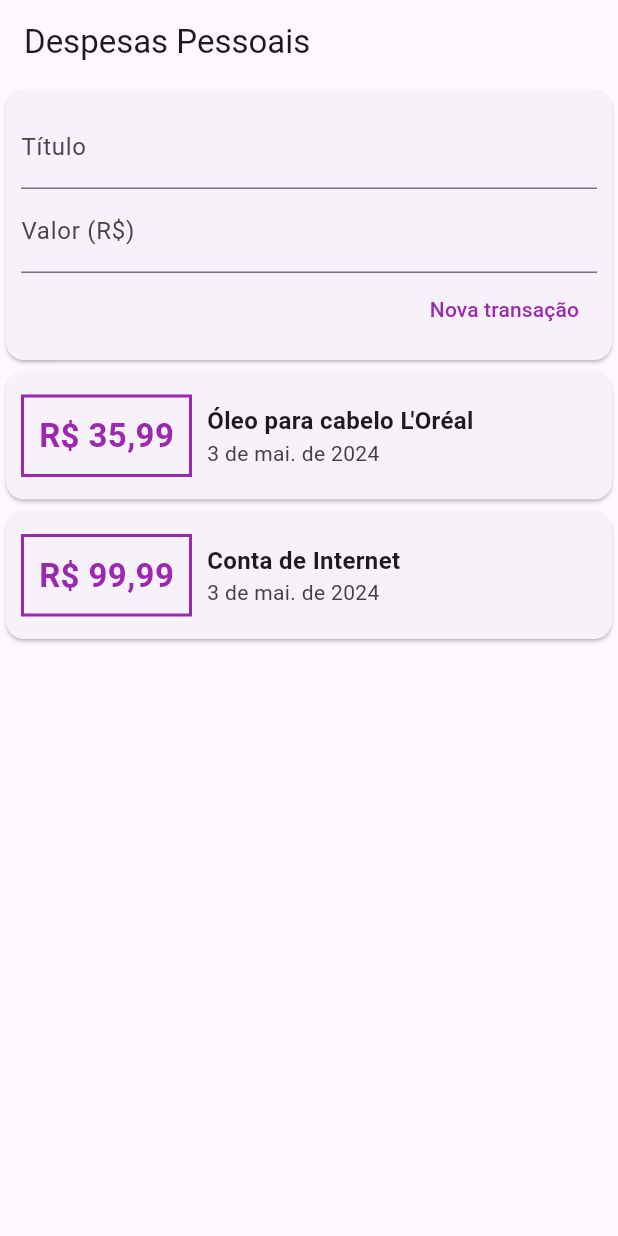
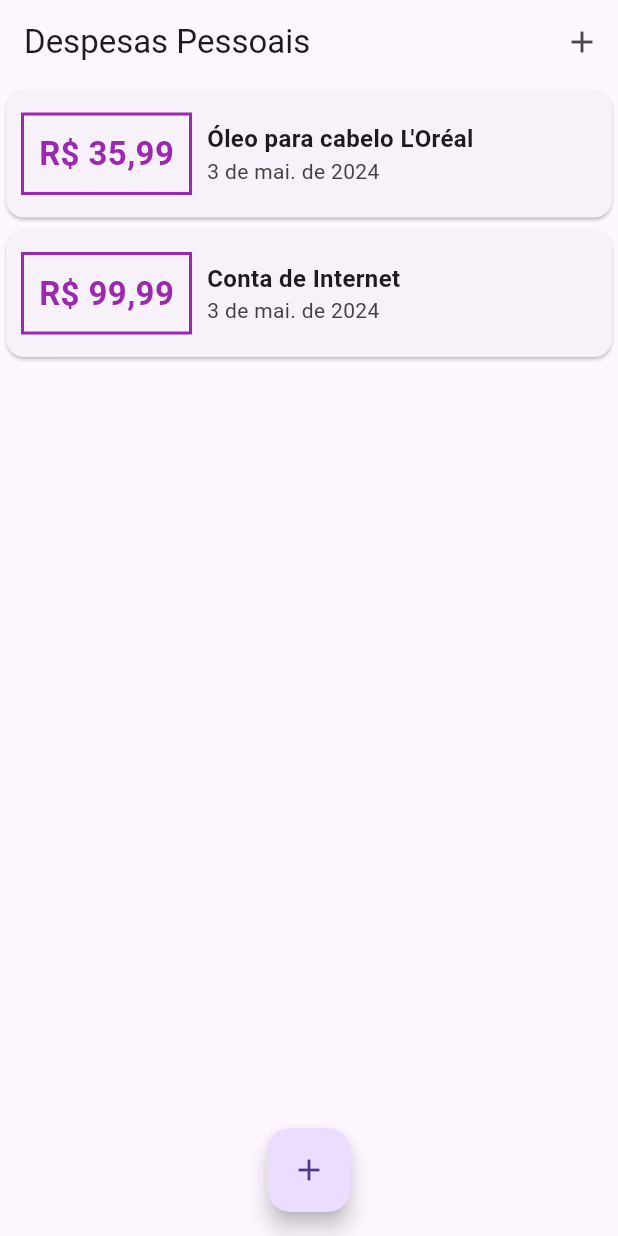
Before and after one commit to tarcisiomesquita/expenses_app, a Flutter app: the screen it shows after launch, on a phone screen of 412 x 824 dp. Run offline on Flutter 3.47's test engine with Material 3 defaults, Android fonts, the phone set to English and light mode, and no system bars.

```diff
--- a/lib/components/transaction_user.dart
+++ /dev/null
@@ -1,55 +0,0 @@
-import 'dart:math';
-import 'package:expenses_app/components/transaction_list.dart';
-import 'package:expenses_app/components/transaction_form.dart';
-import 'package:expenses_app/models/transaction.dart';
-import 'package:flutter/material.dart';
-
-class TransactionUser extends StatefulWidget {
-  const TransactionUser({super.key});
-
-  @override
-  State<TransactionUser> createState() => _TransactionUserState();
-}
-
-class _TransactionUserState extends State<TransactionUser> {
-  final _transactions = [
-    Transaction(
-      id: 't1',
-      title: "Óleo para cabelo L'Oréal",
-      value: 35.99,
-      date: DateTime.now(),
-    ),
-    Transaction(
-      id: 't2',
-      title: 'Conta de Internet',
-      value: 99.99,
-      date: DateTime.now(),
-    ),
-  ];
-
-  void _addTransaction(String title, double value) {
-    final newTransaction = Transaction(
-      id: Random().nextDouble().toString(),
-      title: title,
-      value: value,
-      date: DateTime.now(),
-    );
-    setState(
-      () {
-        _transactions.add(newTransaction);
-      },
-    );
-  }
-
-  @override
-  Widget build(BuildContext context) {
-    return Column(
-      children: [
-        TransactionForm(_addTransaction),
-        TransactionList(
-          _transactions,
-        ),
-      ],
-    );
-  }
-}
--- a/lib/main.dart
+++ b/lib/main.dart
@@ -1,4 +1,8 @@
-import 'package:expenses_app/components/transaction_user.dart';
+import 'dart:math';
+
+import 'package:expenses_app/components/transaction_form.dart';
+import 'package:expenses_app/components/transaction_list.dart';
+import 'package:expenses_app/models/transaction.dart';
 import 'package:flutter/material.dart';
 import 'package:intl/date_symbol_data_local.dart';
 import 'package:intl/intl.dart';
@@ -22,23 +26,82 @@ class ExpensesApp extends StatelessWidget {
   }
 }
 
-class MyHomePage extends StatelessWidget {
+class MyHomePage extends StatefulWidget {
   const MyHomePage({super.key});
+
+  @override
+  State<MyHomePage> createState() => _MyHomePageState();
+}
+
+class _MyHomePageState extends State<MyHomePage> {
+  final _transactions = [
+    Transaction(
+      id: 't1',
+      title: "Óleo para cabelo L'Oréal",
+      value: 35.99,
+      date: DateTime.now(),
+    ),
+    Transaction(
+      id: 't2',
+      title: 'Conta de Internet',
+      value: 99.99,
+      date: DateTime.now(),
+    ),
+  ];
+
+  void _addTransaction(String title, double value) {
+    final newTransaction = Transaction(
+      id: Random().nextDouble().toString(),
+      title: title,
+      value: value,
+      date: DateTime.now(),
+    );
+    setState(
+      () {
+        _transactions.add(newTransaction);
+      },
+    );
+    Navigator.of(context).pop();
+  }
+
+  _openTransactionModal(BuildContext context) {
+    showModalBottomSheet(
+      context: context,
+      builder: (_) {
+        return TransactionForm(_addTransaction);
+      },
+    );
+  }
 
   @override
   Widget build(BuildContext context) {
     return Scaffold(
       appBar: AppBar(
         title: const Text('Despesas Pessoais'),
+        actions: [
+          IconButton(
+            onPressed: () {
+              _openTransactionModal(context);
+            },
+            icon: const Icon(Icons.add),
+          ),
+        ],
       ),
-      body: const SingleChildScrollView(
+      body: SingleChildScrollView(
         child: Column(
           crossAxisAlignment: CrossAxisAlignment.stretch,
           children: [
-            TransactionUser(),
+            TransactionList(_transactions),
           ],
         ),
       ),
+      floatingActionButton: FloatingActionButton(
+        onPressed: () {
+          _openTransactionModal(context);
+        },
+        child: const Icon(Icons.add),
+      ),
+      floatingActionButtonLocation: FloatingActionButtonLocation.centerFloat,
     );
   }
 }
```
Also changed, not shown: lib/components/transaction_form.dart (+26 -8 lines).
